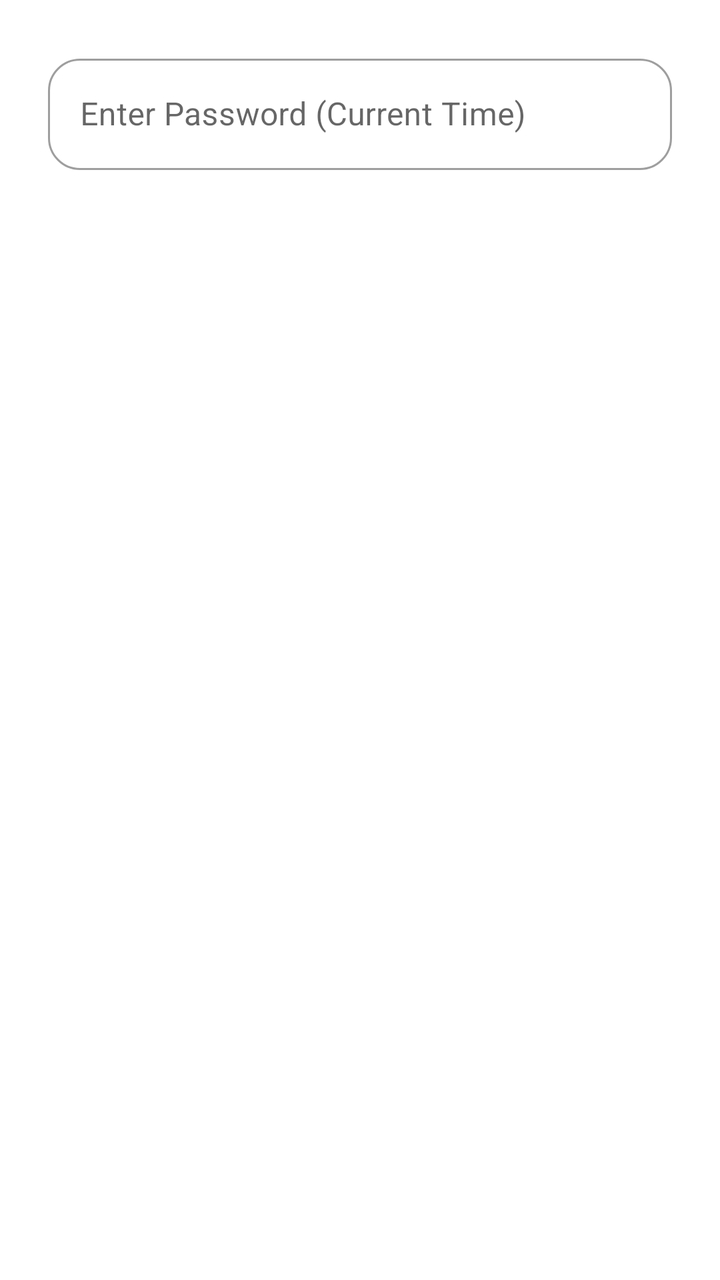
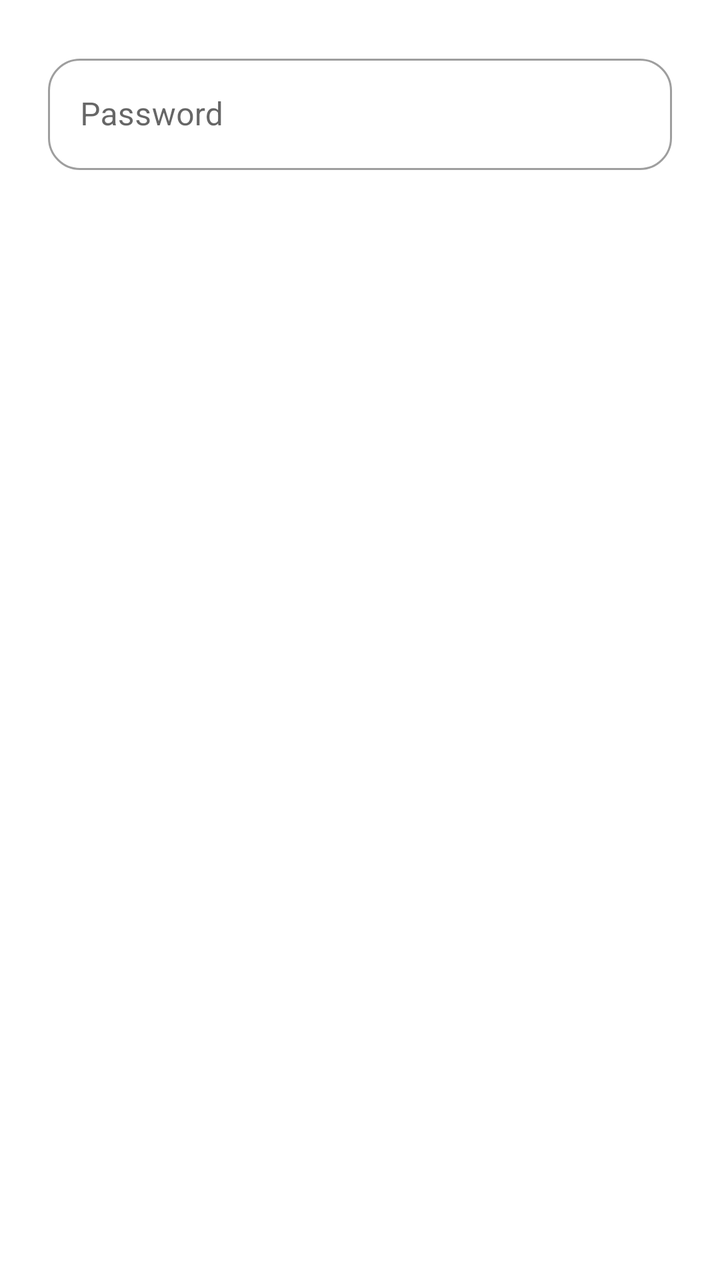

An Android layout rendered at two revisions. The XML below is the earlier revision; the diff shows what the commit changed to produce the second picture.
<!-- AndroidManifest.xml: application theme Theme.MaterialComponents.Light.NoActionBar -->
<!-- res/layout/dialog_password.xml -->
<?xml version="1.0" encoding="utf-8"?>
<LinearLayout xmlns:android="http://schemas.android.com/apk/res/android"
    android:layout_width="match_parent"
    android:layout_height="wrap_content"
    android:padding="24dp">

    <com.google.android.material.textfield.TextInputLayout
        style="@style/RoundedOutlinedBox"
        android:layout_width="match_parent"
        android:layout_height="wrap_content"
        android:hint="Enter Password (Current Time)">

        
        <com.google.android.material.textfield.TextInputEditText
            android:id="@+id/etPassword"
            android:layout_width="match_parent"
            android:layout_height="wrap_content"
            android:inputType="numberPassword" />

    </com.google.android.material.textfield.TextInputLayout>
</LinearLayout>
<!-- resources referenced by this layout -->
<resources>
  <style name="RoundedOutlinedBox" parent="Widget.MaterialComponents.TextInputLayout.OutlinedBox">
          <item name="boxCornerRadiusTopStart">16dp</item>
          <item name="boxCornerRadiusTopEnd">16dp</item>
          <item name="boxCornerRadiusBottomStart">16dp</item>
          <item name="boxCornerRadiusBottomEnd">16dp</item>
      </style>
</resources>

<!-- the commit's change to res/layout/dialog_password.xml (unified diff, before → after) -->
@@ -8,7 +8,7 @@
         style="@style/RoundedOutlinedBox"
         android:layout_width="match_parent"
         android:layout_height="wrap_content"
-        android:hint="Enter Password (Current Time)">
+        android:hint="Password">
 
         
         <com.google.android.material.textfield.TextInputEditText
